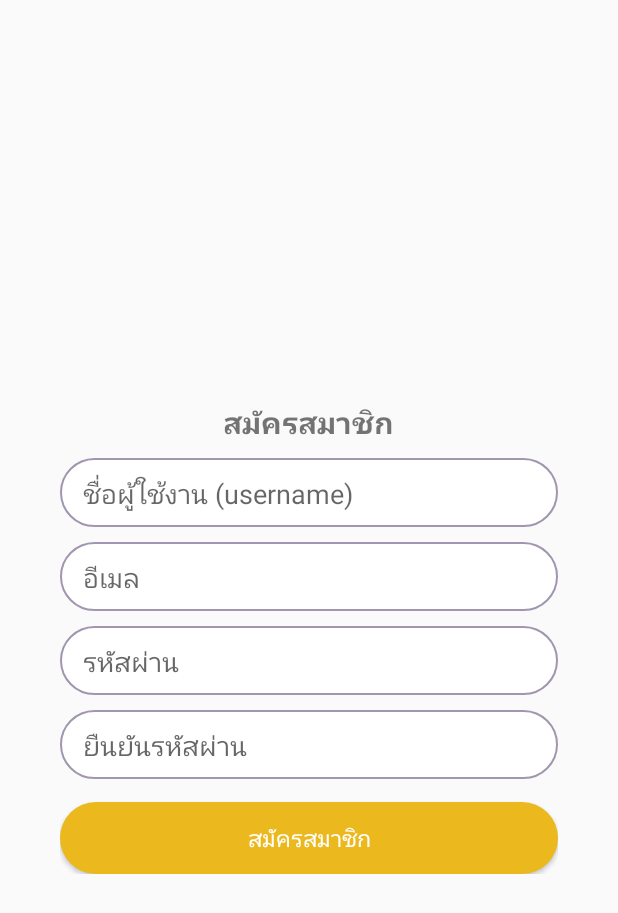
After one commit to supagornpi/RiceNearby, an Android app: the RegisterActivity screen opened directly, with no data from a screen before it, on a phone screen of 412 x 824 dp. The commit adds this screen. Shown: the top 913 px of the screen. Run offline under Robolectric (Android 15) with nearby library versions, the phone set to English and light mode, and no system bars; 1 statement that could not run was skipped.

Commit message:
interface register.

```diff
--- a/app/src/main/AndroidManifest.xml
+++ b/app/src/main/AndroidManifest.xml
@@ -19,6 +19,9 @@
         <activity
             android:name=".ui.login.LoginActivity"
             android:screenOrientation="portrait" />
+        <activity
+            android:name=".ui.register.RegisterActivity"
+            android:screenOrientation="portrait" />
     </application>
 
 </manifest>
--- /dev/null
+++ b/app/src/main/java/com/warunya/ricenearby/MyApplication.java
@@ -0,0 +1,23 @@
+package com.warunya.ricenearby;
+
+import android.app.Application;
+import android.content.Context;
+
+public class MyApplication extends Application {
+
+    public static Context applicationContext;
+//    private static MyApplication instance;
+//
+//    public static MyApplication getInstance() {
+//        if (instance == null) {
+//            instance = new MyApplication();
+//        }
+//        return instance;
+//    }
+
+    @Override
+    public void onCreate() {
+        super.onCreate();
+        applicationContext = this;
+    }
+}
--- a/app/src/main/java/com/warunya/ricenearby/ui/login/LoginActivity.java
+++ b/app/src/main/java/com/warunya/ricenearby/ui/login/LoginActivity.java
@@ -7,6 +7,7 @@ import android.widget.EditText;
 import com.warunya.ricenearby.R;
 import com.warunya.ricenearby.base.AbstractActivity;
 import com.warunya.ricenearby.dialog.DialogAlert;
+import com.warunya.ricenearby.ui.register.RegisterActivity;
 import com.warunya.ricenearby.utils.ValidatorUtils;
 
 public class LoginActivity extends AbstractActivity implements LoginContract.View {
@@ -53,7 +54,8 @@ public class LoginActivity extends AbstractActivity implements LoginContract.Vie
         btnRegister.setOnClickListener(new View.OnClickListener() {
             @Override
             public void onClick(View view) {
-
+                //go to register
+                RegisterActivity.Start();
             }
         });
     }
--- /dev/null
+++ b/app/src/main/java/com/warunya/ricenearby/ui/register/RegisterActivity.java
@@ -0,0 +1,93 @@
+package com.warunya.ricenearby.ui.register;
+
+import android.content.Intent;
+import android.view.View;
+import android.widget.Button;
+import android.widget.EditText;
+
+import com.warunya.ricenearby.MyApplication;
+import com.warunya.ricenearby.R;
+import com.warunya.ricenearby.base.AbstractActivity;
+import com.warunya.ricenearby.dialog.DialogAlert;
+import com.warunya.ricenearby.utils.ValidatorUtils;
+
+public class RegisterActivity extends AbstractActivity implements RegisterContract.View {
+
+    private EditText edtUsername;
+    private EditText edtEmail;
+    private EditText edtPassword;
+    private EditText edtConfirmPassword;
+    private Button btnRegister;
+
+    private RegisterContract.Presenter presenter = new RegisterPresenter(this);
+
+    public static void Start() {
+        Intent intent = new Intent(MyApplication.applicationContext, RegisterActivity.class);
+        MyApplication.applicationContext.startActivity(intent);
+    }
+
+    @Override
+    protected int setLayoutView() {
+        return R.layout.activity_register;
+    }
+
+    @Override
+    protected void setupView() {
+        bindView();
+        bindAction();
+
+    }
+
+    private void bindView() {
+        edtUsername = findViewById(R.id.edt_username);
+        edtEmail = findViewById(R.id.edt_email);
+        edtPassword = findViewById(R.id.edt_password);
+        edtConfirmPassword = findViewById(R.id.edt_confirm_password);
+        btnRegister = findViewById(R.id.btn_register);
+    }
+
+    private void bindAction() {
+        btnRegister.setOnClickListener(new View.OnClickListener() {
+            @Override
+            public void onClick(View view) {
+                String username = edtUsername.getText().toString().trim();
+                String email = edtEmail.getText().toString().trim();
+                String password = edtPassword.getText().toString().trim();
+                String confirmPassword = edtConfirmPassword.getText().toString().trim();
+                //register
+                presenter.register(username, email, password, confirmPassword);
+            }
+        });
+    }
+
+    @Override
+    public void showUsernameInvalid() {
+        ValidatorUtils.setErrorInput(getApplicationContext(), edtEmail, R.string.error_username_invalid);
+    }
+
+    @Override
+    public void showEmailInvalid() {
+        ValidatorUtils.setErrorInput(getApplicationContext(), edtEmail, R.string.error_email_invalid);
+    }
+
+    @Override
+    public void showPasswordInvalid() {
+        ValidatorUtils.setErrorInput(getApplicationContext(), edtPassword, R.string.error_password_invalid);
+    }
+
+    @Override
+    public void showConfirmPasswordNotMatch() {
+        ValidatorUtils.setErrorInput(getApplicationContext(), edtPassword, R.string.error_password_not_match);
+
+    }
+
+    @Override
+    public void registerSuccess() {
+
+    }
+
+    @Override
+    public void registerFailed() {
+        DialogAlert.Companion.show(this, R.string.dialog_register_failed);
+    }
+}
--- /dev/null
+++ b/app/src/main/java/com/warunya/ricenearby/ui/register/RegisterContract.java
@@ -0,0 +1,22 @@
+package com.warunya.ricenearby.ui.register;
+
+public interface RegisterContract {
+
+    interface Presenter {
+        void register(String username, String email, String password, String confirmPassword);
+    }
+
+    interface View {
+        void showUsernameInvalid();
+
+        void showEmailInvalid();
+
+        void showPasswordInvalid();
+
+        void showConfirmPasswordNotMatch();
+
+        void registerSuccess();
+
+        void registerFailed();
+    }
+}
--- /dev/null
+++ b/app/src/main/java/com/warunya/ricenearby/ui/register/RegisterPresenter.java
@@ -0,0 +1,15 @@
+package com.warunya.ricenearby.ui.register;
+
+public class RegisterPresenter implements RegisterContract.Presenter {
+
+    private RegisterContract.View view;
+
+    RegisterPresenter(RegisterContract.View view) {
+        this.view = view;
+    }
+
+    @Override
+    public void register(String email, String password) {
+
+    }
+}
--- /dev/null
+++ b/app/src/main/res/layout/activity_register.xml
@@ -0,0 +1,83 @@
+<?xml version="1.0" encoding="utf-8"?>
+<RelativeLayout xmlns:android="http://schemas.android.com/apk/res/android"
+    android:layout_width="match_parent"
+    android:layout_height="match_parent"
+    android:orientation="vertical"
+    android:paddingEnd="@dimen/padding_xxxlarge"
+    android:paddingStart="@dimen/padding_xxxlarge">
+
+    <LinearLayout
+        android:layout_width="match_parent"
+        android:layout_height="wrap_content"
+        android:layout_centerInParent="true"
+        android:gravity="center"
+        android:orientation="vertical">
+
+        <TextView
+            android:layout_width="wrap_content"
+            android:layout_height="wrap_content"
+            android:layout_marginTop="@dimen/padding_large"
+            android:text="@string/register_title"
+            android:textSize="@dimen/text_large"
+            android:textStyle="bold" />
+
+        <EditText
+            android:id="@+id/edt_username"
+            android:layout_width="match_parent"
+            android:layout_height="wrap_content"
+            android:layout_marginTop="@dimen/padding_small"
+            android:background="@drawable/background_edittext"
+            android:hint="@string/label_username"
+            android:paddingBottom="@dimen/padding_small"
+            android:paddingEnd="@dimen/padding_normal"
+            android:paddingStart="@dimen/padding_normal"
+            android:paddingTop="@dimen/padding_small" />
+
+        <EditText
+            android:id="@+id/edt_email"
+            android:layout_width="match_parent"
+            android:layout_height="wrap_content"
+            android:layout_marginTop="@dimen/padding_small"
+            android:background="@drawable/background_edittext"
+            android:hint="@string/label_email"
+            android:paddingBottom="@dimen/padding_small"
+            android:paddingEnd="@dimen/padding_normal"
+            android:paddingStart="@dimen/padding_normal"
+            android:paddingTop="@dimen/padding_small" />
+
+        <EditText
+            android:id="@+id/edt_password"
+            android:layout_width="match_parent"
+            android:layout_height="wrap_content"
+            android:layout_marginTop="@dimen/padding_small"
+            android:background="@drawable/background_edittext"
+            android:hint="@string/label_password"
+            android:paddingBottom="@dimen/padding_small"
+            android:paddingEnd="@dimen/padding_normal"
+            android:paddingStart="@dimen/padding_normal"
+            android:paddingTop="@dimen/padding_small" />
+
+        <EditText
+            android:id="@+id/edt_confirm_password"
+            android:layout_width="match_parent"
+            android:layout_height="wrap_content"
+            android:layout_marginTop="@dimen/padding_small"
+            android:background="@drawable/background_edittext"
+            android:hint="@string/label_confirm_password"
+            android:paddingBottom="@dimen/padding_small"
+            android:paddingEnd="@dimen/padding_normal"
+            android:paddingStart="@dimen/padding_normal"
+            android:paddingTop="@dimen/padding_small" />
+
+        <Button
+            android:id="@+id/btn_login"
+            android:layout_width="match_parent"
+            android:layout_height="wrap_content"
+            android:layout_marginTop="@dimen/padding_normal"
+            android:background="@drawable/button_primary"
+            android:text="@string/button_register"
+            android:textColor="@color/color_white"
+            android:textSize="@dimen/text_small" />
+
+    </LinearLayout>
+</RelativeLayout>
--- a/app/src/main/res/values/strings.xml
+++ b/app/src/main/res/values/strings.xml
@@ -5,10 +5,11 @@
     <string name="label_username">ชื่อผู้ใช้งาน (username)</string>
     <string name="label_email">อีเมล</string>
     <string name="label_password">รหัสผ่าน</string>
-    <string name="label_password_confirm">ยืนยันรหัสผ่าน</string>
+    <string name="label_confirm_password">ยืนยันรหัสผ่าน</string>
 
     <!--Error-->
     <string name="error_not_found">Not Found</string>
+    <string name="error_username_invalid">Username is invalid</string>
     <string name="error_email_invalid">Email is invalid</string>
     <string name="error_password_invalid">Password must be at least 6 characters.</string>
     <string name="error_password_not_match">Password not match</string>
```
